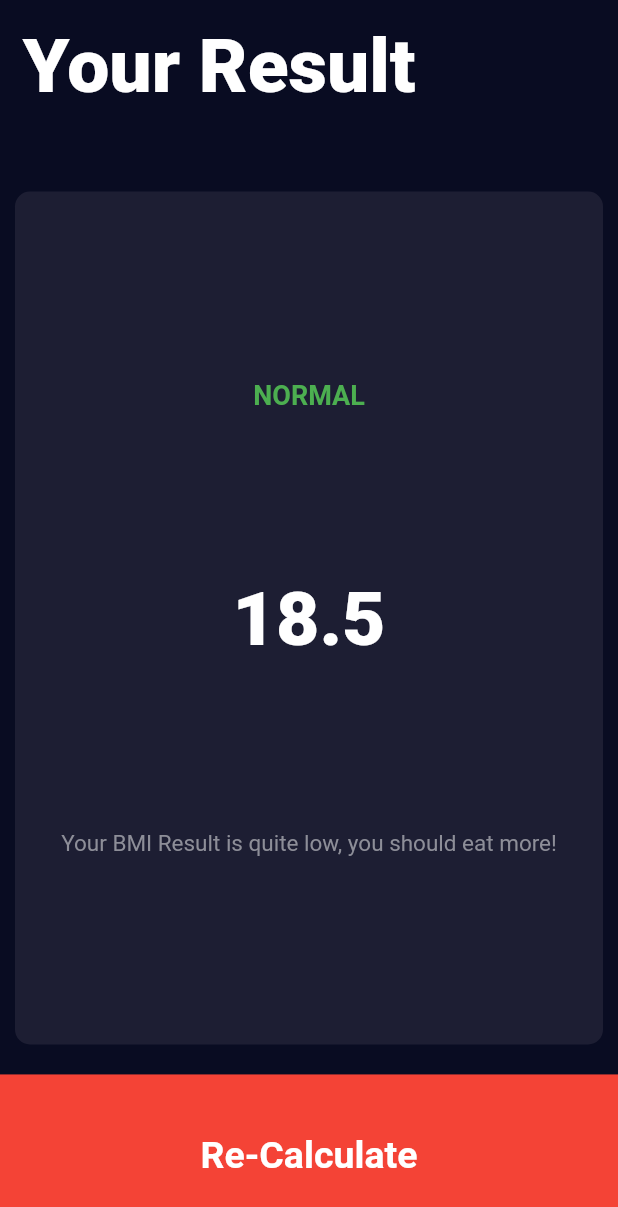
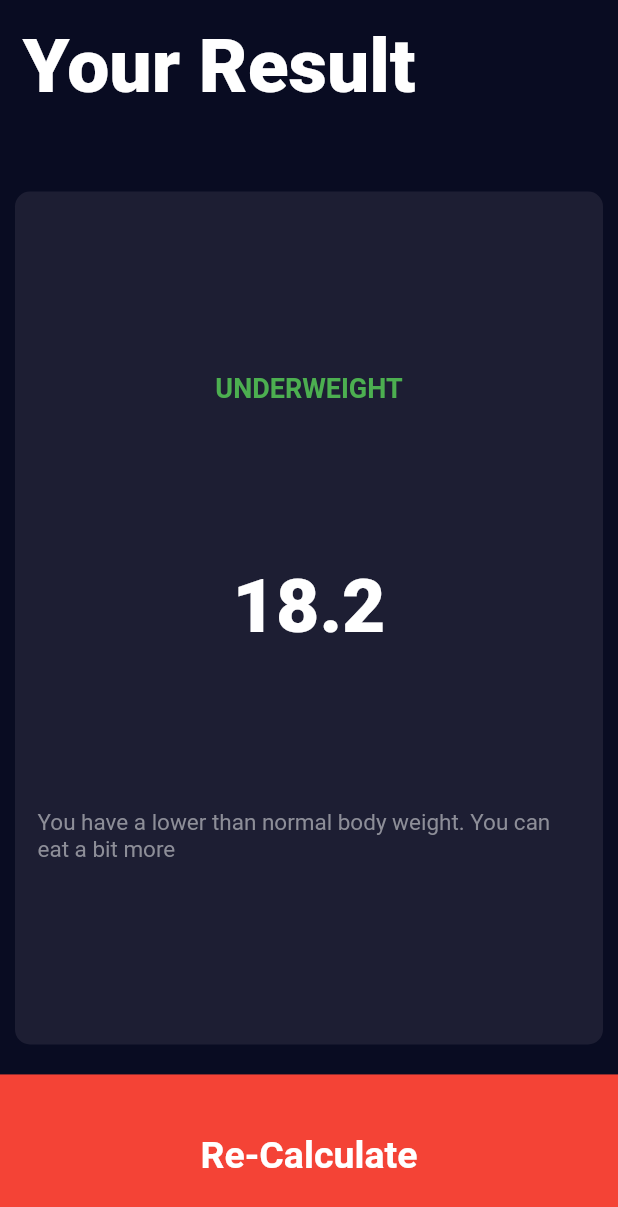
Before and after one commit to a666hn/bmi-calculator, a Flutter app: the screen it shows after launch, after a tap on "CALCULATE", on a phone screen of 412 x 824 dp. Shown: the top 1207 px of the screen. Run offline on Flutter 3.47's test engine with Material 2 defaults, Android fonts, the phone set to English and light mode, and no system bars; our stand-ins replace font_awesome_flutter.

Commit message:
Add functionality to result page

```diff
--- /dev/null
+++ b/lib/apis/bmi_calculator.dart
@@ -0,0 +1,34 @@
+import 'dart:math';
+
+class BMICalculator {
+  int height;
+  int weight;
+  late double _bmi;
+
+  BMICalculator({required this.height, required this.weight});
+
+  String calculate() {
+    _bmi = weight / pow(height / 100, 2);
+    return _bmi.toStringAsFixed(1);
+  }
+
+  String getResultOfBMI() {
+    if (_bmi >= 25) {
+      return 'OVERWEIGHT';
+    } else if (_bmi > 18.5) {
+      return 'NORMAL';
+    } else {
+      return 'UNDERWEIGHT';
+    }
+  }
+
+  String getInterpretaion() {
+    if (_bmi >= 25) {
+      return 'You have a higher than normal body weight, try to exercise more.';
+    } else if (_bmi > 18.5) {
+      return 'You have a normal body weight. Good job.';
+    } else {
+      return 'You have a lower than normal body weight. You can eat a bit more';
+    }
+  }
+}
--- a/lib/pages/home/input_page.dart
+++ b/lib/pages/home/input_page.dart
@@ -1,3 +1,4 @@
+import 'package:bmi_calculator/apis/bmi_calculator.dart';
 import 'package:bmi_calculator/components/bmi_bottom_container.dart';
 import 'package:bmi_calculator/components/bmi_card.dart';
 import 'package:bmi_calculator/components/bmi_circle_icon_button.dart';
@@ -238,10 +239,17 @@ class _InputPageState extends State<InputPage> {
               style: kLargeTextButtonStyle,
             ),
             onTap: () {
+              BMICalculator bmi =
+                  BMICalculator(height: _height, weight: _weight);
+
               Navigator.push(
                 context,
                 MaterialPageRoute(
-                  builder: (context) => const BMIScreenCalculateResult(),
+                  builder: (context) => BMIScreenCalculateResult(
+                    bmiResult: bmi.calculate(),
+                    resultText: bmi.getResultOfBMI(),
+                    interpreter: bmi.getInterpretaion(),
+                  ),
                 ),
               );
             },
--- a/lib/pages/results/calculate_result_page.dart
+++ b/lib/pages/results/calculate_result_page.dart
@@ -4,7 +4,16 @@ import 'package:bmi_calculator/dictionary/constants/global_constants.dart';
 import 'package:flutter/material.dart';
 
 class BMIScreenCalculateResult extends StatelessWidget {
-  const BMIScreenCalculateResult({Key? key}) : super(key: key);
+  const BMIScreenCalculateResult(
+      {Key? key,
+      required this.bmiResult,
+      required this.resultText,
+      required this.interpreter})
+      : super(key: key);
+
+  final String bmiResult;
+  final String resultText;
+  final String interpreter;
 
   @override
   Widget build(BuildContext context) {
@@ -31,17 +40,17 @@ class BMIScreenCalculateResult extends StatelessWidget {
                 child: Column(
                   mainAxisAlignment: MainAxisAlignment.spaceEvenly,
                   crossAxisAlignment: CrossAxisAlignment.center,
-                  children: const <Widget>[
+                  children: <Widget>[
                     Text(
-                      'NORMAL',
+                      resultText,
                       style: kLabelTextStyle18Green,
                     ),
                     Text(
-                      '18.5',
+                      bmiResult,
                       style: kLabelTextStyleBold50,
                     ),
                     Text(
-                      'Your BMI Result is quite low, you should eat more!',
+                      interpreter,
                       style: kLabelTextStyle15,
                     ),
                   ],
```
